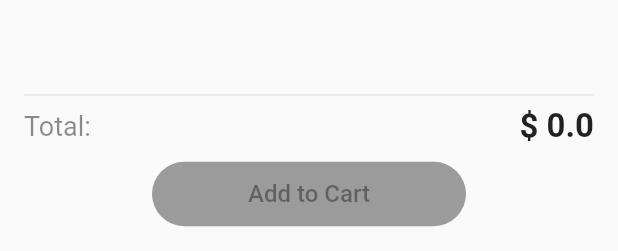
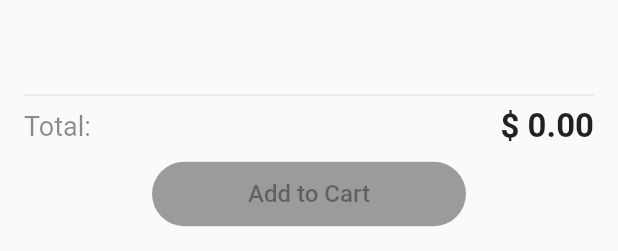
Before and after one commit to stanlee321/flutter_food_ordering, a Flutter app: the CartBottomSheet widget shown alone on an empty page, opened directly, on a phone screen of 412 x 824 dp. Shown: the part 982-1233 px from the top of the screen. Run offline on Flutter 3.47's test engine with Material 2 defaults, Android fonts, the phone set to English and light mode, and no system bars; our stand-ins replace flutter_rating_bar; network calls fail.

Commit message:
update new UI

```diff
--- a/lib/widgets/cart_bottom_sheet.dart
+++ b/lib/widgets/cart_bottom_sheet.dart
@@ -13,11 +13,11 @@ class CartBottomSheet extends StatelessWidget {
   @override
   Widget build(BuildContext context) {
     CartModel cart = Provider.of<CartModel>(context);
-    return DraggableScrollableSheet(
-      initialChildSize: 1,
-      maxChildSize: 1,
-      minChildSize: 0.1,
-      builder: (context, scrollController) {
+    // return DraggableScrollableSheet(
+    //   initialChildSize: 1,
+    //   maxChildSize: 1,
+    //   minChildSize: 0.5,
+    //   builder: (context, scrollController) {
     return Container(
       padding: EdgeInsets.symmetric(horizontal: 16, vertical: 16),
       child: Column(
@@ -43,8 +43,7 @@ class CartBottomSheet extends StatelessWidget {
         ],
       ),
     );
-      },
-    );
+    //});
   }
 
   Widget buildTitle(cart) {
@@ -109,7 +108,7 @@ class CartBottomSheet extends StatelessWidget {
       mainAxisAlignment: MainAxisAlignment.spaceBetween,
       children: <Widget>[
         Text('Total:', style: titleStyle2),
-        Text('\$ $total', style: titleStyle),
+        Text('\$ ${total.toStringAsFixed(2)}', style: titleStyle),
       ],
     );
   }
```
Also changed, not shown: lib/pages/home_page.dart (+4 -4 lines). Lines whose indentation alone changed are shown as unchanged.
